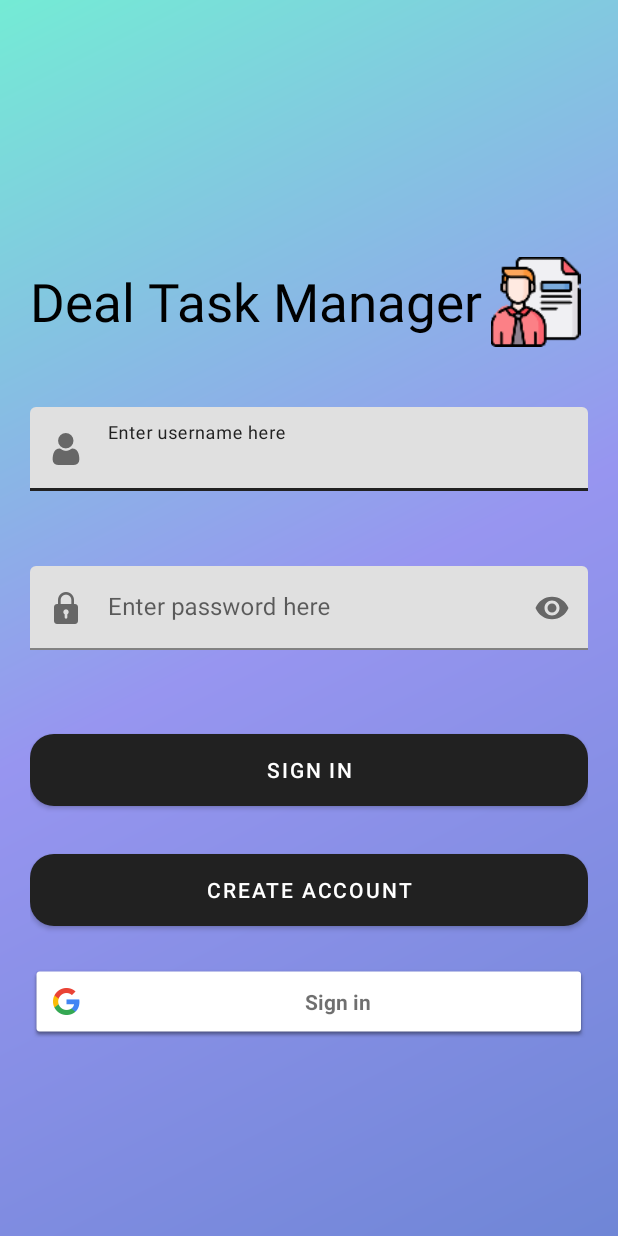
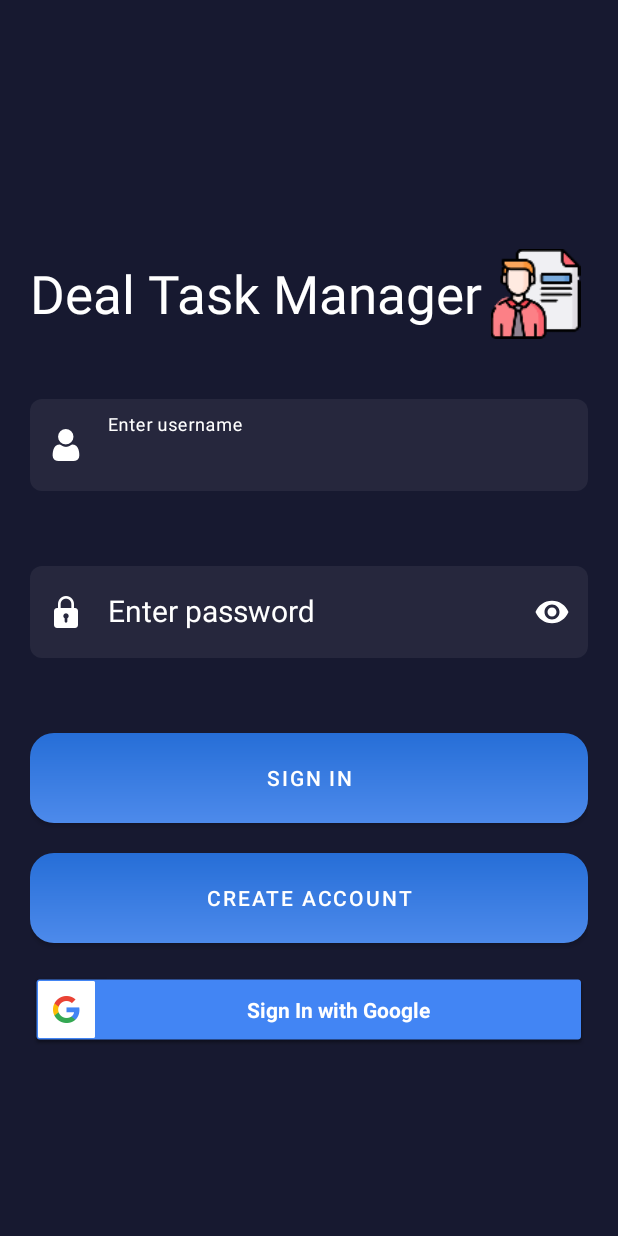
Before and after one commit to 404-MIK-404/DealTaskMobile, an Android app: the screen it shows after launch (SignInActivity), on a phone screen of 412 x 824 dp. Run offline under Robolectric (Android 15) with nearby library versions, the phone set to English and light mode, and no system bars; our stand-ins replace Dagger/Hilt's generated code, Firebase (no records; nobody signed in at launch, a user with empty details on screens opened directly).

Commit message:
Доделал интерфейс регистраций и входа активити.

```diff
--- a/app/src/main/java/com/dealtaskmobile/dealtaskapp/screens/SignInActivity.kt
+++ b/app/src/main/java/com/dealtaskmobile/dealtaskapp/screens/SignInActivity.kt
@@ -6,6 +6,7 @@ import android.os.Bundle
 import android.util.Log
 import android.view.View
 import android.widget.EditText
+import android.widget.TextView
 import android.widget.Toast
 import androidx.appcompat.app.AppCompatActivity
 import androidx.lifecycle.ViewModelProvider
@@ -55,6 +56,8 @@ class SignInActivity : AppCompatActivity() {
         signInButton = findViewById(R.id.signInButton)
         editTextPassword = findViewById(R.id.editTextPassword)
         editTextEmailAddress = findViewById(R.id.editTextEmailAddress)
+        val googleTextView: TextView = signInButton?.getChildAt(0) as TextView
+        googleTextView.text = "Sign In with Google"
         signInButton?.setOnClickListener {
             SignInWithGoogle()
         }
--- /dev/null
+++ b/app/src/main/res/drawable/background_button.xml
@@ -0,0 +1,10 @@
+<?xml version="1.0" encoding="utf-8"?>
+<shape xmlns:android="http://schemas.android.com/apk/res/android">
+    <gradient
+        android:type="linear"
+        android:startColor="#266ed7"
+        android:endColor="#4d8Aeb"
+        android:angle="60">
+    </gradient>
+    <corners android:radius="16dp"/>
+</shape>
--- /dev/null
+++ b/app/src/main/res/drawable/bg_white_rounded.xml
@@ -0,0 +1,10 @@
+<?xml version="1.0" encoding="utf-8"?>
+<shape xmlns:android="http://schemas.android.com/apk/res/android">
+    <solid  android:color="#10707070"/>
+    <corners android:radius="8dp"/>
+    <padding
+        android:left="8dp"
+        android:bottom="8dp"
+        android:right="8dp"
+        android:top="8dp"/>
+</shape>
--- a/app/src/main/res/drawable/splash_screen_intro.xml
+++ b/app/src/main/res/drawable/splash_screen_intro.xml
@@ -2,7 +2,7 @@
 <layer-list xmlns:android="http://schemas.android.com/apk/res/android">
     <item>
         <shape  android:shape="rectangle">
-            <solid android:color="#557A95"/>
+            <solid android:color="#171930"/>
         </shape>
     </item>
     <item android:width="200dp" android:height="200dp" android:gravity="center">
--- a/app/src/main/res/layout/activity_create_account.xml
+++ b/app/src/main/res/layout/activity_create_account.xml
@@ -28,7 +28,7 @@
                 android:layout_width="wrap_content"
                 android:layout_height="match_parent"
                 android:textSize="35sp"
-                android:textColor="@color/black"
+                android:textColor="@color/white"
                 android:text="Create Account"
                 android:gravity="center_horizontal|center_vertical"/>
 
@@ -45,6 +45,7 @@
             android:layout_height="wrap_content"
             android:textSize="20sp"
             android:layout_marginTop="30dp"
+            android:textColor="@color/white"
             android:text="Let’s get to know you ! \nEnter your details to continue"
             android:layout_marginBottom="25dp"/>
 
@@ -53,27 +54,34 @@
             android:layout_height="wrap_content"
             app:expandedHintEnabled="true"
             app:startIconDrawable="@mipmap/user"
+            style="@style/EditTextHint"
             android:layout_marginBottom="50dp">
 
             <EditText
                 android:id="@+id/enterUserNameCR"
                 android:layout_width="match_parent"
                 android:layout_height="wrap_content"
+                android:background="@drawable/bg_white_rounded"
+                style="@style/EditTextHint"
                 android:ems="10"
                 android:hint="Enter username"
                 android:inputType="textEmailAddress" />
+
         </com.google.android.material.textfield.TextInputLayout>
 
         <com.google.android.material.textfield.TextInputLayout
             android:layout_width="match_parent"
             android:layout_height="wrap_content"
             app:startIconDrawable="@mipmap/email"
+            style="@style/EditTextHint"
             android:layout_marginBottom="50dp">
 
             <EditText
                 android:id="@+id/enterEmailAddressCR"
                 android:layout_width="match_parent"
+                style="@style/EditTextHint"
                 android:layout_height="wrap_content"
+                android:background="@drawable/bg_white_rounded"
                 android:hint="Enter email"
                 android:ems="10"
                 android:inputType="textEmailAddress"/>
@@ -85,12 +93,16 @@
             android:layout_height="wrap_content"
             app:passwordToggleEnabled="true"
             app:startIconDrawable="@mipmap/padlock"
+            style="@style/EditTextHint"
+            app:endIconMode="password_toggle"
             android:layout_marginBottom="50dp">
 
             <EditText
                 android:id="@+id/enterPasswordCR"
                 android:layout_width="match_parent"
+                style="@style/EditTextHint"
                 android:layout_height="wrap_content"
+                android:background="@drawable/bg_white_rounded"
                 android:ems="10"
                 android:hint="Enter password"
                 android:inputType="textPassword"
@@ -101,13 +113,17 @@
             android:layout_width="match_parent"
             android:layout_height="wrap_content"
             app:passwordToggleEnabled="true"
+            style="@style/EditTextHint"
+            app:endIconMode="password_toggle"
             android:layout_marginBottom="50dp">
 
             <EditText
                 android:id="@+id/enterPasswordRepeatCR"
                 android:layout_width="match_parent"
+                style="@style/EditTextHint"
                 android:layout_height="wrap_content"
                 android:hint="Enter repeat password"
+                android:background="@drawable/bg_white_rounded"
                 android:ems="10"
                 android:inputType="textPassword"
                 app:passwordToggleEnabled="true"/>
@@ -120,6 +136,8 @@
             android:layout_width="match_parent"
             android:layout_marginBottom="20dp"
             android:layout_height="60dp"
+            app:backgroundTint="@null"
+            android:background="@drawable/background_button"
             android:onClick="TestCreateAccount"
             app:cornerRadius="16dp"
             android:text="Create Account" />
@@ -128,6 +146,8 @@
         <com.google.android.material.button.MaterialButton
             android:id="@+id/backSignInActivity"
             android:onClick="BackSignInActivity"
+            app:backgroundTint="@null"
+            android:background="@drawable/background_button"
             android:layout_width="match_parent"
             android:layout_marginBottom="20dp"
             android:layout_height="60dp"
--- a/app/src/main/res/layout/activity_sign_in.xml
+++ b/app/src/main/res/layout/activity_sign_in.xml
@@ -34,7 +34,7 @@
                 android:layout_width="wrap_content"
                 android:layout_height="match_parent"
                 android:textSize="35sp"
-                android:textColor="@color/black"
+                android:textColor="@color/white"
                 android:text="Deal Task Manager"
                 android:gravity="center_horizontal|center_vertical"/>
 
@@ -50,16 +50,18 @@
         <com.google.android.material.textfield.TextInputLayout
             android:layout_width="match_parent"
             android:layout_height="wrap_content"
+            style="@style/EditTextHint"
             app:startIconDrawable="@mipmap/user"
             android:layout_marginBottom="50dp">
 
             <EditText
                 android:id="@+id/editTextEmailAddress"
                 android:layout_width="match_parent"
+                android:background="@drawable/bg_white_rounded"
+                style="@style/EditTextHint"
                 android:layout_height="wrap_content"
-                android:hint="Enter username here"
-                android:ems="10"
-                android:inputType="textEmailAddress"/>
+                android:hint="Enter username"
+                android:ems="10" />
 
         </com.google.android.material.textfield.TextInputLayout>
 
@@ -67,17 +69,21 @@
             android:layout_width="match_parent"
             android:layout_height="wrap_content"
             app:startIconDrawable="@mipmap/padlock"
+            style="@style/EditTextHint"
+            app:endIconMode="password_toggle"
             app:passwordToggleEnabled="true"
             android:layout_marginBottom="50dp">
 
             <EditText
                 android:id="@+id/editTextPassword"
+                style="@style/EditTextHint"
                 android:layout_width="match_parent"
                 android:layout_height="wrap_content"
+                android:background="@drawable/bg_white_rounded"
                 android:ems="10"
-                android:hint="Enter password here"
-                android:inputType="textPassword"
-                app:passwordToggleEnabled="true" />
+                android:hint="Enter password"
+                android:inputType="textPassword" />
+
         </com.google.android.material.textfield.TextInputLayout>
 
 
@@ -86,8 +92,9 @@
             android:layout_width="match_parent"
             android:layout_marginBottom="20dp"
             android:layout_height="60dp"
-            app:cornerRadius="16dp"
             android:onClick="SignInClick"
+            app:backgroundTint="@null"
+            android:background="@drawable/background_button"
             android:text="Sign In" />
 
 
@@ -97,6 +104,8 @@
             android:layout_marginBottom="20dp"
             android:layout_height="60dp"
             app:cornerRadius="16dp"
+            app:backgroundTint="@null"
+            android:background="@drawable/background_button"
             android:onClick="CreateAccountFormClick"
             android:text="Create Account" />
 
@@ -105,8 +114,8 @@
             android:layout_width="match_parent"
             android:layout_height="wrap_content"
             android:layout_gravity="bottom"
-            android:text="Login"
-            tools:ignore="HardcodedText" />
+            tools:ignore="HardcodedText"
+            app:colorScheme="dark"/>
 
     </LinearLayout>
 
--- a/app/src/main/res/values/styles.xml
+++ b/app/src/main/res/values/styles.xml
@@ -10,11 +10,23 @@
 
 
     <style name="ActivityBaseTheme" parent="Theme.MaterialComponents.Light.DarkActionBar">
-        <item name='android:windowBackground'>@drawable/gradient_background</item>
+        <item name='android:windowBackground'>#171930</item>
         <item name="android:windowTranslucentStatus">true</item>
         <item name="windowActionBar">false</item>
         <item name="windowNoTitle">true</item>
     </style>
 
 
+    <style name="EditTextHint" parent="Theme.MaterialComponents.Light.DarkActionBar">
+        <item name="startIconTint">@color/white</item>
+        <item name="android:backgroundTint">@color/white</item>
+        <item name="android:textColor">@color/white</item>
+        <item name="android:textColorHint">@color/white</item>
+        <item name="android:textSize">20sp</item>
+        <item name="boxStrokeWidth">0dp</item>
+        <item name="boxStrokeWidthFocused">0dp</item>
+        <item name="hintTextColor">@color/white</item>
+
+    </style>
+
 </resources>
```
